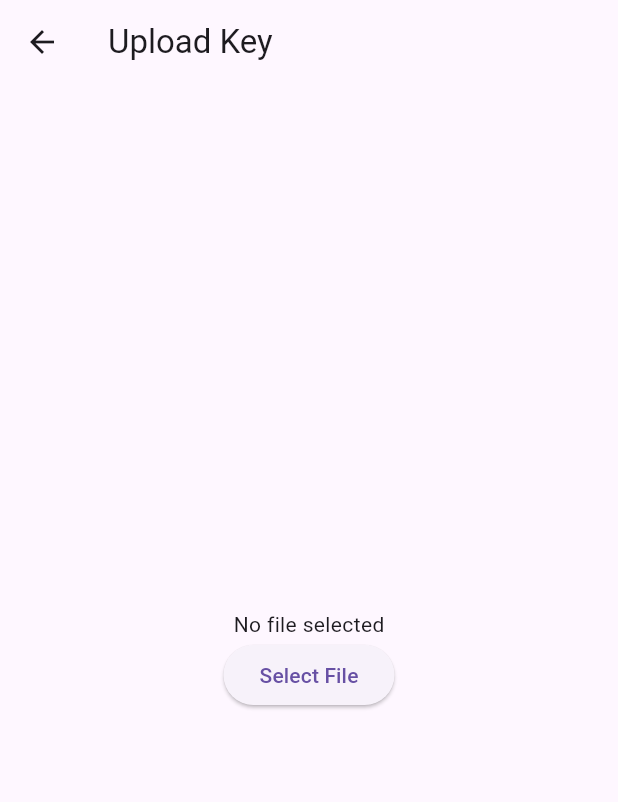
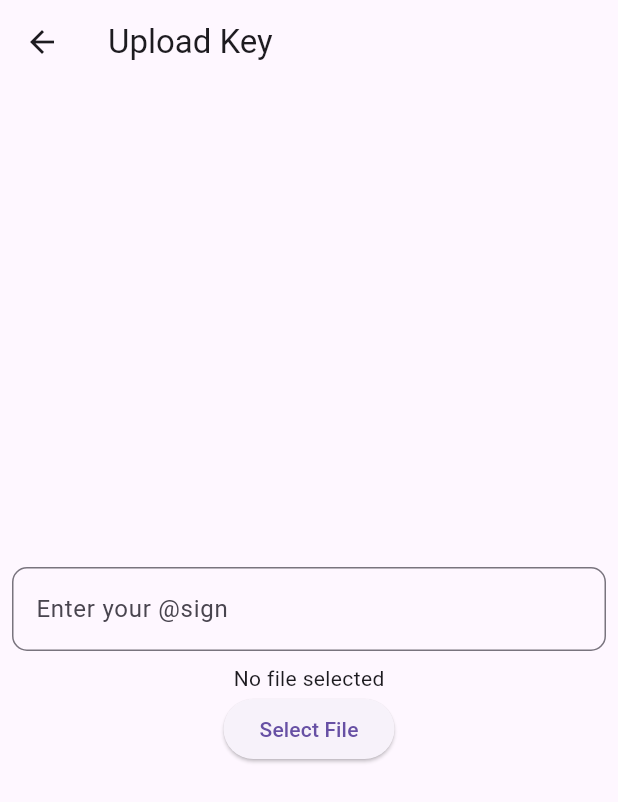
Before and after one commit to Neh2332/Atsign-FlutterAPP, a Flutter app: the UploadKey screen opened directly, on a phone screen of 412 x 824 dp. Shown: the top 802 px of the screen. Run offline on Flutter 3.47's test engine with Material 3 defaults, Android fonts, the phone set to English and light mode, and no system bars; our stand-ins replace file_picker; missing offline and left inert: at_client, at_commons.

Commit message:
Neh setup the file picker thing

```diff
--- a/lib/components/uploadkey.dart
+++ b/lib/components/uploadkey.dart
@@ -1,5 +1,6 @@
 import 'package:flutter/material.dart';
 import 'package:file_picker/file_picker.dart';
+import 'package:newapp/components/my_text_field.dart';
 
 class UploadKey extends StatefulWidget {
   @override
@@ -8,6 +9,7 @@ class UploadKey extends StatefulWidget {
 
 class _UploadKeyState extends State<UploadKey> {
   String? _fileName;
+  final TextEditingController _atsignController = TextEditingController(); // Add this line
 
   Future<void> _pickFile() async {
     FilePickerResult? result = await FilePicker.platform.pickFiles();
@@ -21,6 +23,12 @@ class _UploadKeyState extends State<UploadKey> {
     }
   }
 
+  void _removeFile() {
+    setState(() {
+      _fileName = null;
+    });
+  }
+
   @override
   Widget build(BuildContext context) {
     return Scaffold(
@@ -31,11 +39,25 @@ class _UploadKeyState extends State<UploadKey> {
         child: Column(
           mainAxisAlignment: MainAxisAlignment.center,
           children: <Widget>[
+            MyTextField( // Replace TextField with MyTextField
+              controller: _atsignController,
+              hintText: 'Enter your @sign',
+            ),
             Text(_fileName ?? 'No file selected'),
             ElevatedButton(
               onPressed: _pickFile,
               child: Text('Select File'),
             ),
+            if (_fileName != null)
+              IconButton(
+                icon: Icon(Icons.close),
+                onPressed: _removeFile,
+              ),
+            if (_fileName != null)
+              ElevatedButton(
+                onPressed: () {},
+                child: Text('Sign In'),
+              ),
           ],
         ),
       ),
--- a/lib/main.dart
+++ b/lib/main.dart
@@ -3,6 +3,7 @@ import 'pages/login_page.dart';
 
 
 void main() {
+  WidgetsFlutterBinding.ensureInitialized();
   runApp(MyApp());
 }
 
--- a/pubspec.yaml
+++ b/pubspec.yaml
@@ -18,6 +18,7 @@ dependencies:
   at_onboarding_flutter: ^6.1.0
   biometric_storage: ^4.1.3
   file_picker: ^5.2.10
+  open_file: ^3.3.2
 
 
 
```
Also changed, not shown: lib/components/backendservice.dart (added, +32 -0 lines), lib/pages/login_page.dart (+9 -17 lines), pubspec.lock, 1 other file.
